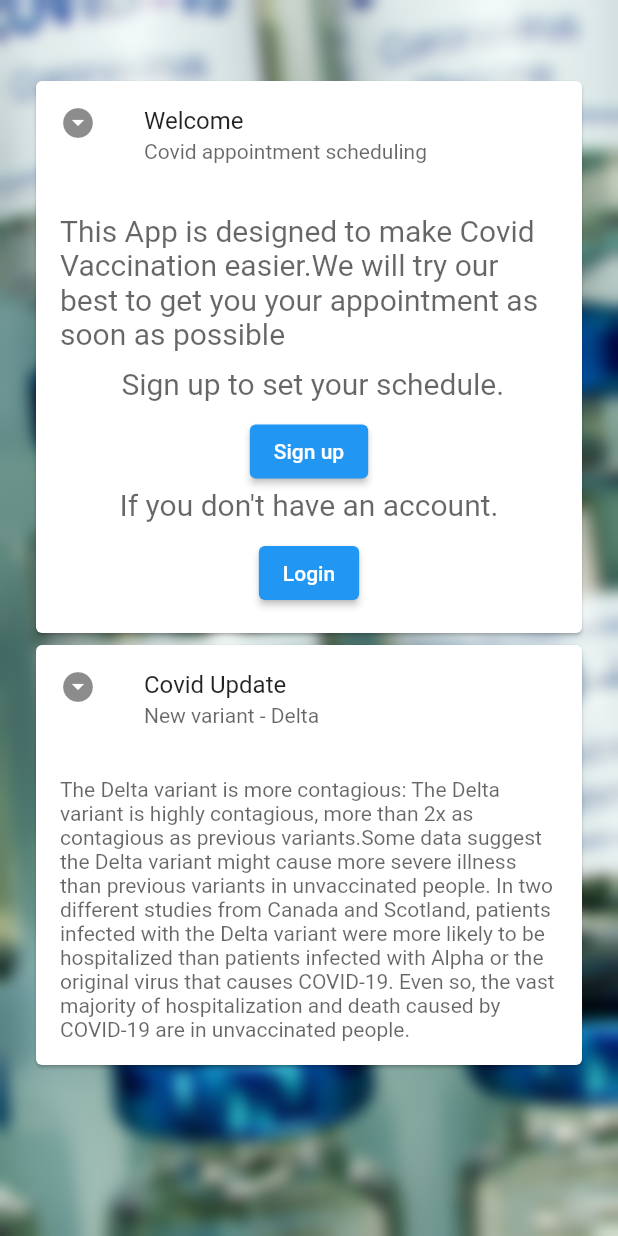
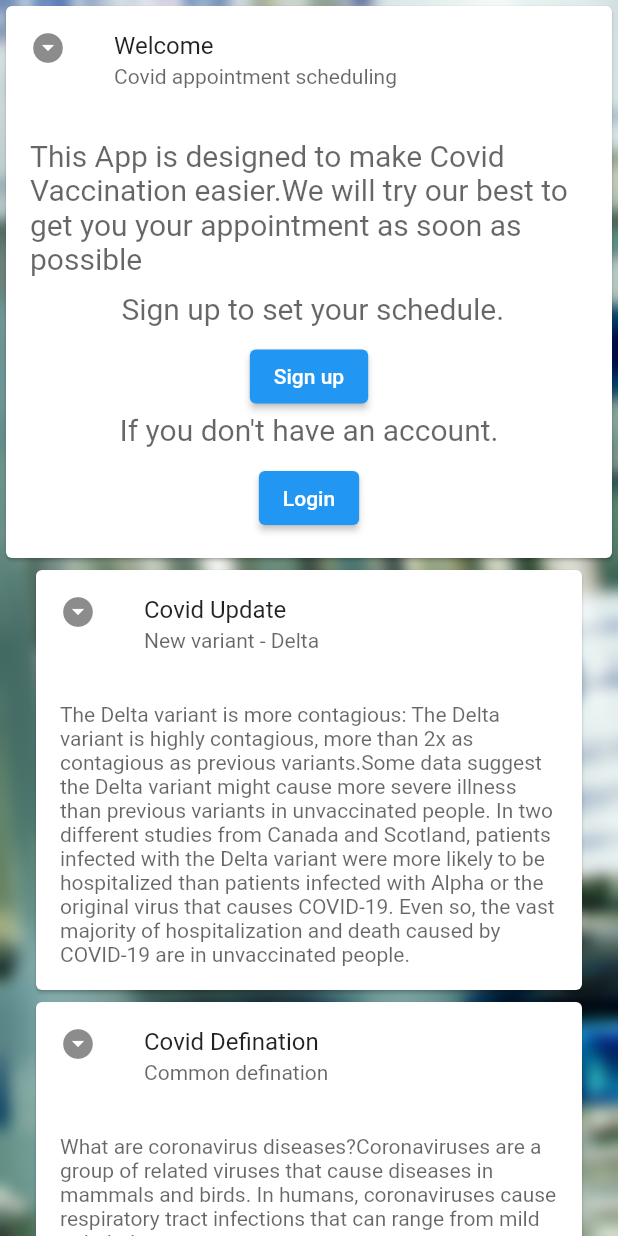
Before and after one commit to biruktesfu/covid_vaccination, a Flutter app: the screen it shows after launch, on a phone screen of 412 x 824 dp. Run offline on Flutter 3.47's test engine with Material 2 defaults, Android fonts, the light colour scheme and no system bars; our stand-ins replace flutter_bloc.

Commit message:
landing page made dynamic

```diff
--- /dev/null
+++ b/frontend/lib/data/card_data.dart
@@ -0,0 +1,40 @@
+import '../models/card_model.dart';
+
+final categories = [
+  CardCatagory(
+    cardTitle: "Covid Update",
+    subTitle: 'New variant - Delta',
+    description:
+        'The Delta variant is more contagious: The Delta variant is highly contagious, more than 2x as contagious as previous variants.Some data suggest the Delta variant might cause more severe illness than previous variants in unvaccinated people. In two different studies from Canada and Scotland, patients infected with the Delta variant were more likely to be hospitalized than patients infected with Alpha or the original virus that causes COVID-19. Even so, the vast majority of hospitalization and death caused by COVID-19 are in unvaccinated people.',
+  ),
+  CardCatagory(
+    cardTitle: "Covid Defination",
+    subTitle: "Common defination",
+    description:
+        "What are coronavirus diseases?Coronaviruses are a group of related viruses that cause diseases in mammals and birds. In humans, coronaviruses cause respiratory tract infections that can range from mild to lethal.",
+  ),
+  CardCatagory(
+    cardTitle: "Covid causes",
+    subTitle: "Common causes",
+    description:
+        "The most common symptoms of COVID-19 are fever, dry cough, and tiredness. Other symptoms that are less common and may affect some patients include loss of taste or smell, aches and pains, headache, sore throat, nasal congestion, red eyes, diarrhoea, or a skin rash.",
+  ),
+  CardCatagory(
+    cardTitle: "Covid Update",
+    subTitle: 'New variant - Delta',
+    description:
+        'The Delta variant is more contagious: The Delta variant is highly contagious, more than 2x as contagious as previous variants.Some data suggest the Delta variant might cause more severe illness than previous variants in unvaccinated people. In two different studies from Canada and Scotland, patients infected with the Delta variant were more likely to be hospitalized than patients infected with Alpha or the original virus that causes COVID-19. Even so, the vast majority of hospitalization and death caused by COVID-19 are in unvaccinated people.',
+  ),
+  CardCatagory(
+    cardTitle: "Covid Defination",
+    subTitle: "Common defination",
+    description:
+        "What are coronavirus diseases?Coronaviruses are a group of related viruses that cause diseases in mammals and birds. In humans, coronaviruses cause respiratory tract infections that can range from mild to lethal.",
+  ),
+  CardCatagory(
+    cardTitle: "Covid causes",
+    subTitle: "Common causes",
+    description:
+        "The most common symptoms of COVID-19 are fever, dry cough, and tiredness. Other symptoms that are less common and may affect some patients include loss of taste or smell, aches and pains, headache, sore throat, nasal congestion, red eyes, diarrhoea, or a skin rash.",
+  ),
+];
--- /dev/null
+++ b/frontend/lib/models/card_model.dart
@@ -0,0 +1,10 @@
+class CardCatagory {
+  final String cardTitle;
+  final String subTitle;
+  final String description;
+
+  CardCatagory(
+      {required this.cardTitle,
+      required this.subTitle,
+      required this.description});
+}
--- a/frontend/lib/page/landing_page.dart
+++ b/frontend/lib/page/landing_page.dart
@@ -3,23 +3,49 @@ import 'dart:ui';
 import 'package:covid_vaccination/screens/login.dart';
 import 'package:covid_vaccination/screens/signup.dart';
 import 'package:flutter/material.dart';
+import '../widget/info_card.dart';
+
+// Data
+import '../data/card_data.dart';
+
+// Model
+import '../models/card_model.dart';
 
 class LandingPage extends StatelessWidget {
   static const String routeName = '/landingPage';
+  final List<CardCatagory> _categories = categories;
 
   @override
   Widget build(BuildContext context) {
     return Scaffold(
-      body: Stack(children: [
+      body: Stack(
+        children: [
           _image(),
           ListView(
-          padding: EdgeInsets.only(top: 50, left: 20.0, right: 20.0),
             children: [
               introCard(context),
-            infoCard(),
+              Container(
+                height: 800.0,
+                child: Padding(
+                  padding: EdgeInsets.only(top: 0, left: 20.0, right: 20.0),
+                  child: ListView.builder(
+                    itemCount: _categories.length,
+                    itemBuilder: (
+                      BuildContext context,
+                      int index,
+                    ) {
+                      return InfoCard(
+                          cardTitle: _categories[index].cardTitle,
+                          subTitle: _categories[index].subTitle,
+                          description: _categories[index].description);
+                    },
+                  ),
+                ),
+              ),
             ],
           ),
-      ]),
+        ],
+      ),
     );
   }
 
@@ -47,32 +73,32 @@ class LandingPage extends StatelessWidget {
     );
   }
 
-  Widget infoCard() {
-    return Container(
-      child: Card(
-        clipBehavior: Clip.antiAlias,
-        child: Column(
-          children: [
-            ListTile(
-              leading: Icon(Icons.arrow_drop_down_circle),
-              title: const Text('Covid Update'),
-              subtitle: Text(
-                'New variant - Delta',
-                style: TextStyle(color: Colors.black.withOpacity(0.6)),
-              ),
-            ),
-            Padding(
-              padding: const EdgeInsets.all(16.0),
-              child: Text(
-                'The Delta variant is more contagious: The Delta variant is highly contagious, more than 2x as contagious as previous variants.Some data suggest the Delta variant might cause more severe illness than previous variants in unvaccinated people. In two different studies from Canada and Scotland, patients infected with the Delta variant were more likely to be hospitalized than patients infected with Alpha or the original virus that causes COVID-19. Even so, the vast majority of hospitalization and death caused by COVID-19 are in unvaccinated people.',
-                style: TextStyle(color: Colors.black.withOpacity(0.6)),
-              ),
-            ),
-          ],
-        ),
-      ),
-    );
-  }
+  // Widget infoCard() {
+  //   return Container(
+  //     child: Card(
+  //       clipBehavior: Clip.antiAlias,
+  //       child: Column(
+  //         children: [
+  //           ListTile(
+  //             leading: Icon(Icons.arrow_drop_down_circle),
+  //             title: const Text('Covid Update'),
+  //             subtitle: Text(
+  //               'New variant - Delta',
+  //               style: TextStyle(color: Colors.black.withOpacity(0.6)),
+  //             ),
+  //           ),
+  //           Padding(
+  //             padding: const EdgeInsets.all(16.0),
+  //             child: Text(
+  //               'The Delta variant is more contagious: The Delta variant is highly contagious, more than 2x as contagious as previous variants.Some data suggest the Delta variant might cause more severe illness than previous variants in unvaccinated people. In two different studies from Canada and Scotland, patients infected with the Delta variant were more likely to be hospitalized than patients infected with Alpha or the original virus that causes COVID-19. Even so, the vast majority of hospitalization and death caused by COVID-19 are in unvaccinated people.',
+  //               style: TextStyle(color: Colors.black.withOpacity(0.6)),
+  //             ),
+  //           ),
+  //         ],
+  //       ),
+  //     ),
+  //   );
+  // }
 
   Widget _image() {
     return Container(
--- /dev/null
+++ b/frontend/lib/widget/info_card.dart
@@ -0,0 +1,42 @@
+import 'package:flutter/cupertino.dart';
+import 'package:flutter/material.dart';
+
+// ignore: camel_case_types
+class InfoCard extends StatelessWidget {
+  final String cardTitle;
+  final String subTitle;
+  final String description;
+
+  InfoCard({
+    required this.cardTitle,
+    required this.subTitle,
+    required this.description,
+  });
+  @override
+  Widget build(BuildContext context) {
+    return Container(
+      child: Card(
+        clipBehavior: Clip.antiAlias,
+        child: Column(
+          children: [
+            ListTile(
+              leading: Icon(Icons.arrow_drop_down_circle),
+              title: Text(cardTitle),
+              subtitle: Text(
+                subTitle,
+                style: TextStyle(color: Colors.black.withOpacity(0.6)),
+              ),
+            ),
+            Padding(
+              padding: const EdgeInsets.all(16.0),
+              child: Text(
+                description,
+                style: TextStyle(color: Colors.black.withOpacity(0.6)),
+              ),
+            ),
+          ],
+        ),
+      ),
+    );
+  }
+}
```
Lines whose indentation alone changed are shown as unchanged.
